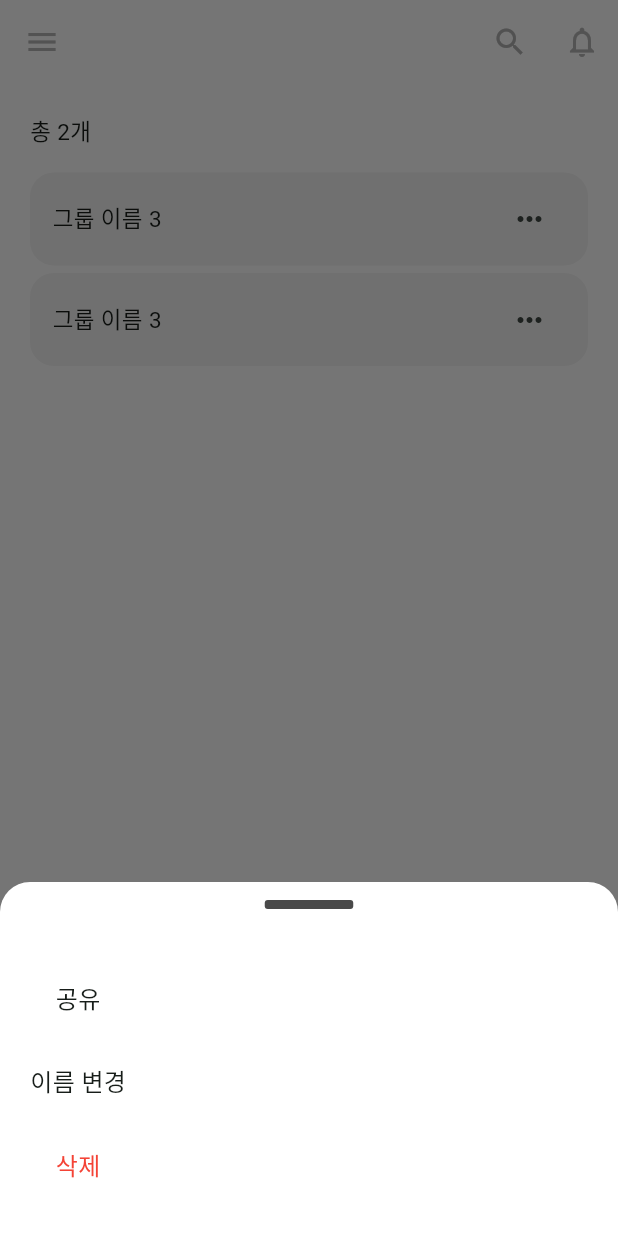
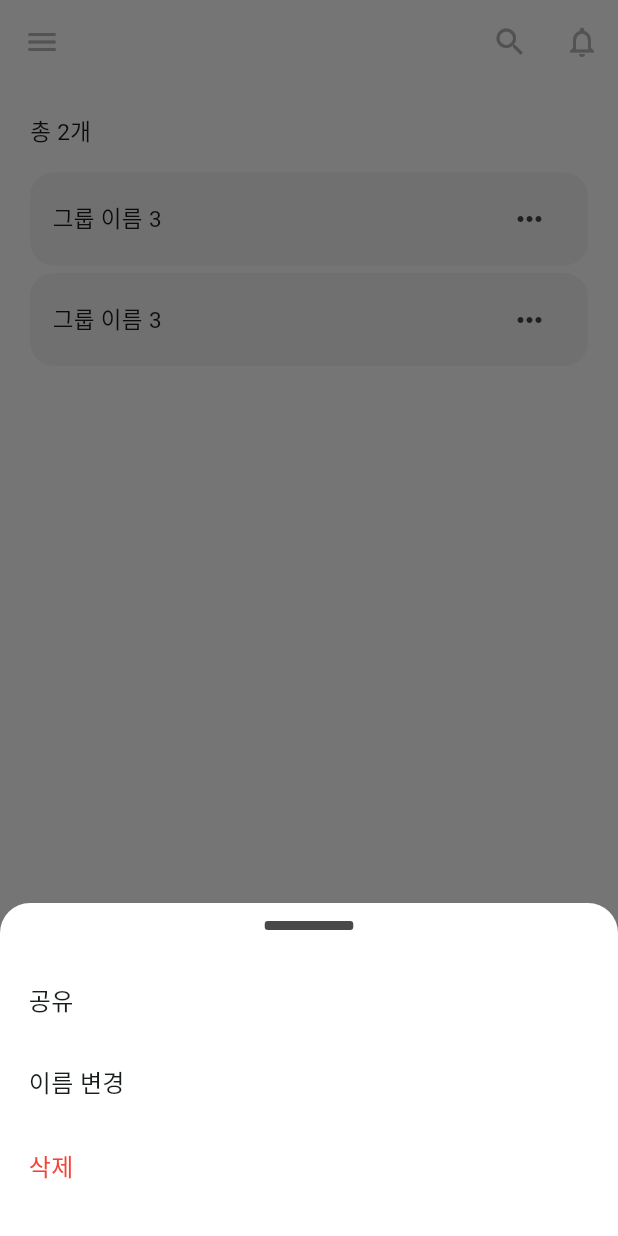
Before and after one commit to HongWonjong/NotaNote, a Flutter app: the MainPage screen opened directly, after a tap on the "keyboard control" icon, on a phone screen of 412 x 824 dp. Run offline on Flutter 3.47's test engine with Material 3 defaults, Android fonts, the phone set to English and light mode, and no system bars; our stand-ins replace audioplayers, cloud_firestore, firebase_auth, firebase_core, flutter_dotenv, flutter_keyboard_visibility and 4 more; missing offline and left inert: flutter_quill, flutter_sound, kakao_flutter_sdk, kakao_flutter_sdk_common, kakao_flutter_sdk_user; accounts and stored records are empty.

Commit message:
UI 개선: 메인 아이템의 레이아웃 및 정렬 방식 수정

```diff
--- a/lib/pages/main_page/widgets/main_item.dart
+++ b/lib/pages/main_page/widgets/main_item.dart
@@ -65,36 +65,36 @@ class MainItem extends StatelessWidget {
     return SafeArea(
       child: Column(
         mainAxisSize: MainAxisSize.min,
+        crossAxisAlignment: CrossAxisAlignment.start,
         children: [
-          Container(
+          SizedBox(height: 12),
+          Center(
+            child: Container(
               width: 59,
               height: 6,
               decoration: BoxDecoration(
                 color: Color(0xff494949),
                 borderRadius: BorderRadius.circular(2),
               ),
-            margin: EdgeInsets.symmetric(vertical: 12),
+            ),
           ),
           Padding(
-            padding: const EdgeInsets.all(20.0),
-            child: Row(
-              mainAxisAlignment: MainAxisAlignment.start,
-              children: [
-                Column(
-                  mainAxisAlignment: MainAxisAlignment.start,
+            padding: const EdgeInsets.symmetric(horizontal: 19, vertical: 19),
+            child: Column(
+              crossAxisAlignment: CrossAxisAlignment.start,
               children: [
                 InkWell(
                   onTap: () {
                     Navigator.pop(context);
                   },
                   child: Container(
+                    width: double.infinity,
                     padding: EdgeInsets.symmetric(vertical: 16),
-                        child: Center(
+                    alignment: Alignment.centerLeft,
                     child: Text(
                       '공유',
                       style: TextStyle(
                         fontSize: 16,
-                            ),
                       ),
                     ),
                   ),
@@ -104,13 +104,13 @@ class MainItem extends StatelessWidget {
                     Navigator.pop(context);
                   },
                   child: Container(
+                    width: double.infinity,
                     padding: EdgeInsets.symmetric(vertical: 16),
-                        child: Center(
+                    alignment: Alignment.centerLeft,
                     child: Text(
                       '이름 변경',
                       style: TextStyle(
                         fontSize: 16,
-                            ),
                       ),
                     ),
                   ),
@@ -120,8 +120,9 @@ class MainItem extends StatelessWidget {
                     Navigator.pop(context);
                   },
                   child: Container(
+                    width: double.infinity,
                     padding: EdgeInsets.symmetric(vertical: 16),
-                        child: Center(
+                    alignment: Alignment.centerLeft,
                     child: Text(
                       '삭제',
                       style: TextStyle(
@@ -131,9 +132,6 @@ class MainItem extends StatelessWidget {
                     ),
                   ),
                 ),
-                    ),
-                  ],
-                ),
               ],
             ),
           ),
```
Lines whose indentation alone changed are shown as unchanged.
